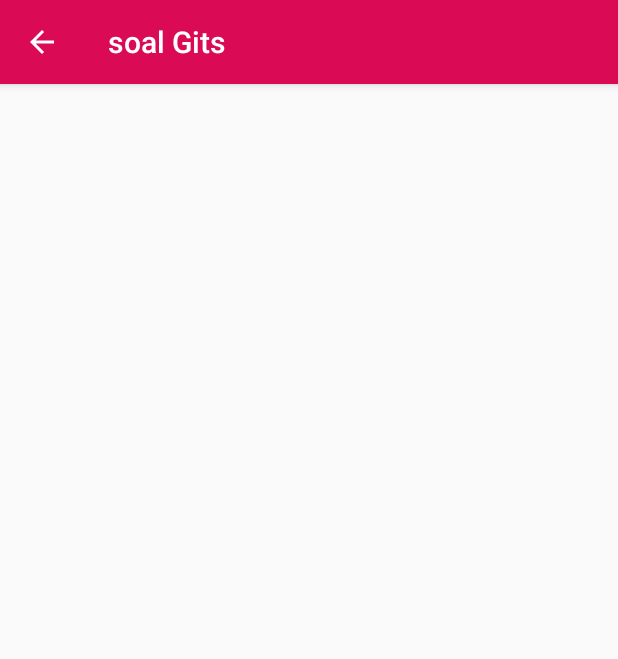
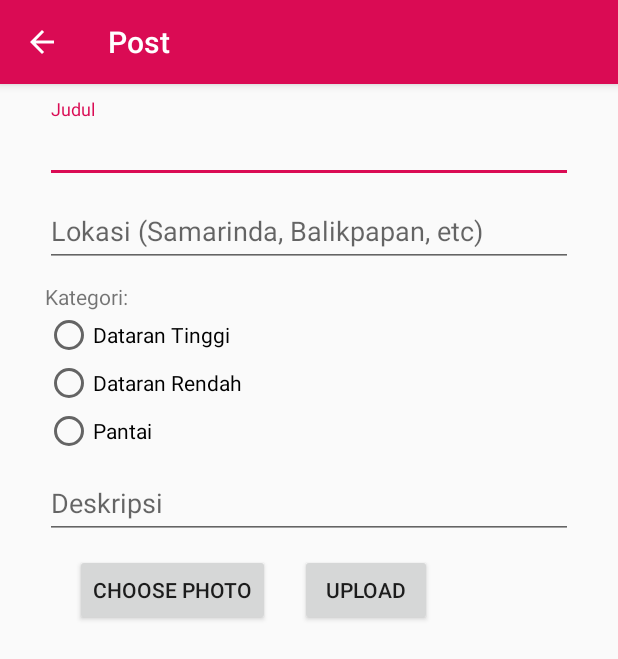
Before and after one commit to myoganugraha/forGITS, an Android app: the Posting screen opened directly, with no data from a screen before it, on a phone screen of 412 x 824 dp. Shown: the top 659 px of the screen. Run offline under Robolectric (Android 15) with nearby library versions, the phone set to English and light mode, and no system bars.

Commit message:
update class posting

```diff
--- a/app/src/main/AndroidManifest.xml
+++ b/app/src/main/AndroidManifest.xml
@@ -3,6 +3,8 @@
     package="itk.myoganugraha.soalgits">
 
     <uses-permission android:name="android.permission.INTERNET" />
+    <uses-permission android:name="android.permission.READ_EXTERNAL_STORAGE"/>
+    <uses-permission android:name="android.permission.WRITE_EXTERNAL_STORAGE"/>
 
     <application
         android:allowBackup="true"
@@ -30,7 +32,8 @@
 
         <activity
             android:name=".Posting"
-            android:parentActivityName=".MainActivity"/>
+            android:parentActivityName=".MainActivity"
+            android:label="Post"/>
     </application>
 
 </manifest>
--- a/app/src/main/java/itk/myoganugraha/soalgits/MainActivity.java
+++ b/app/src/main/java/itk/myoganugraha/soalgits/MainActivity.java
@@ -39,7 +39,6 @@ public class MainActivity extends AppCompatActivity {
             public void onClick(View view) {
                 Intent toPosting = new Intent(mContext,Posting.class);
                 startActivity(toPosting);
-                finish();
             }
         });
     }
--- a/app/src/main/java/itk/myoganugraha/soalgits/Posting.java
+++ b/app/src/main/java/itk/myoganugraha/soalgits/Posting.java
@@ -1,13 +1,108 @@
 package itk.myoganugraha.soalgits;
 
+import android.Manifest;
+import android.app.Activity;
+import android.content.Context;
+import android.content.Intent;
+import android.content.pm.PackageManager;
+import android.graphics.Bitmap;
+import android.net.Uri;
+import android.provider.MediaStore;
+import android.support.v4.app.ActivityCompat;
+import android.support.v4.content.ContextCompat;
 import android.support.v7.app.AppCompatActivity;
 import android.os.Bundle;
+import android.view.View;
+import android.widget.Button;
+import android.widget.ImageView;
+
+import java.io.IOException;
 
 public class Posting extends AppCompatActivity {
+
+
+    private static final int PICK_IMAGE = 1;
+    private static final int PERMISSION_REQUEST_STORAGE = 2;
+    private ImageView imgThumb;
+    private Button btnChoose;
+    private Button btnUpload;
+    Context mContext;
+    private Uri uri;
+    private Bitmap bitmap;
 
     @Override
     protected void onCreate(Bundle savedInstanceState) {
         super.onCreate(savedInstanceState);
         setContentView(R.layout.activity_posting);
+
+        mContext = this;
+        initComponents();
+    }
+
+    private void initComponents() {
+        imgThumb = (ImageView) findViewById(R.id.img_thumb);
+
+        btnChoose = (Button) findViewById(R.id.btn_choose_photo);
+        btnChoose.setOnClickListener(new View.OnClickListener() {
+            @Override
+            public void onClick(View view) {
+                choosePhoto();
+            }
+        });
+    }
+
+    private void choosePhoto() {
+        if (ContextCompat.checkSelfPermission(this, android.Manifest.permission.READ_EXTERNAL_STORAGE)
+                != PackageManager.PERMISSION_GRANTED
+                && ContextCompat.checkSelfPermission(this, android.Manifest.permission.WRITE_EXTERNAL_STORAGE)
+                != PackageManager.PERMISSION_GRANTED) {
+
+            ActivityCompat.requestPermissions(this,
+                    new String[]{android.Manifest.permission.READ_EXTERNAL_STORAGE, android.Manifest.permission.WRITE_EXTERNAL_STORAGE},
+                    PERMISSION_REQUEST_STORAGE);
+
+        }else{
+            openGallery();
+        }
+    }
+
+    public void openGallery() {
+        Intent intent = new Intent();
+        intent.setType("image/*");
+        intent.setAction(Intent.ACTION_GET_CONTENT);
+        startActivityForResult(Intent.createChooser(intent, "Select Image"), PICK_IMAGE);
+    }
+
+
+    @Override
+    protected void onActivityResult(int requestCode, int resultCode, Intent data) {
+        super.onActivityResult(requestCode, resultCode, data);
+
+        if (requestCode == PICK_IMAGE && resultCode == RESULT_OK && data != null && data.getData() != null) {
+            uri = data.getData();
+            try {
+                bitmap = MediaStore.Images.Media.getBitmap(getContentResolver(), uri);
+                imgThumb.setImageBitmap(bitmap);
+
+            } catch (IOException e) {
+                e.printStackTrace();
+            }
+        }
+    }
+
+    @Override
+    public void onRequestPermissionsResult(int requestCode,
+                                           String permissions[], int[] grantResults) {
+        switch (requestCode) {
+            case PERMISSION_REQUEST_STORAGE: {
+                // If request is cancelled, the result arrays are empty.
+                if (grantResults.length > 0
+                        && grantResults[0] == PackageManager.PERMISSION_GRANTED) {
+
+                    openGallery();
+                }
+                return;
+            }
+        }
     }
 }
--- a/app/src/main/res/layout/activity_posting.xml
+++ b/app/src/main/res/layout/activity_posting.xml
@@ -1,9 +1,137 @@
 <?xml version="1.0" encoding="utf-8"?>
-<android.support.constraint.ConstraintLayout xmlns:android="http://schemas.android.com/apk/res/android"
-    xmlns:app="http://schemas.android.com/apk/res-auto"
-    xmlns:tools="http://schemas.android.com/tools"
-    android:layout_width="match_parent"
-    android:layout_height="match_parent"
-    tools:context="itk.myoganugraha.soalgits.Posting">
+<ScrollView android:layout_width="fill_parent"
+    android:layout_height="wrap_content"
+    xmlns:android="http://schemas.android.com/apk/res/android">
 
-</android.support.constraint.ConstraintLayout>
+    <LinearLayout
+        android:layout_width="fill_parent"
+        android:layout_height="fill_parent"
+        android:gravity="center"
+        android:orientation="vertical"
+        android:padding="10dp"
+        android:id="@+id/linearLayoutPosting"
+        android:fitsSystemWindows="true">
+
+
+        <android.support.design.widget.TextInputLayout
+            android:id="@+id/judulWrapper"
+            android:layout_width="match_parent"
+            android:layout_height="wrap_content"
+            android:layout_marginLeft="20dp"
+            android:layout_marginRight="20dp">
+            <EditText
+                android:id="@+id/judul"
+                android:layout_width="match_parent"
+                android:layout_height="wrap_content"
+                android:inputType="text"
+                android:hint="Judul"/>
+        </android.support.design.widget.TextInputLayout>
+
+        <android.support.design.widget.TextInputLayout
+            android:id="@+id/locationWrapper"
+            android:layout_width="match_parent"
+            android:layout_height="wrap_content"
+            android:layout_marginLeft="20dp"
+            android:layout_marginRight="20dp">
+            <EditText
+                android:id="@+id/location"
+                android:layout_width="match_parent"
+                android:layout_height="wrap_content"
+                android:inputType="text"
+                android:hint="Lokasi (Samarinda, Balikpapan, etc)"/>
+        </android.support.design.widget.TextInputLayout>
+
+        <RadioGroup
+            android:layout_width="match_parent"
+            android:layout_height="wrap_content"
+            android:orientation="vertical"
+            android:layout_marginTop="10dp"
+            android:layout_marginLeft="20dp"
+            android:layout_marginRight="20dp"
+            android:id="@+id/radioGroupKategori">
+
+            <TextView
+                android:id="@+id/RGTitle"
+                android:layout_width="wrap_content"
+                android:layout_height="wrap_content"
+                android:text="Kategori: "
+                />
+
+            <RadioButton
+                android:id="@+id/datTinggiRB"
+                android:layout_width="wrap_content"
+                android:layout_height="wrap_content"
+                android:layout_weight="1"
+                android:text="Dataran Tinggi" />
+
+            <RadioButton
+                android:id="@+id/datRendahRB"
+                android:layout_width="wrap_content"
+                android:layout_height="wrap_content"
+                android:layout_weight="1"
+                android:text="Dataran Rendah" />
+
+            <RadioButton
+                android:id="@+id/pantaiRB"
+                android:layout_width="wrap_content"
+                android:layout_height="wrap_content"
+                android:layout_weight="1"
+                android:text="Pantai" />
+        </RadioGroup>
+
+        <android.support.design.widget.TextInputLayout
+            android:id="@+id/deskripsiWrapper"
+            android:layout_width="match_parent"
+            android:layout_height="wrap_content"
+            android:layout_marginLeft="20dp"
+            android:layout_marginRight="20dp">
+            <EditText
+                android:id="@+id/deskripsi"
+                android:layout_width="match_parent"
+                android:layout_height="wrap_content"
+                android:inputType="text"
+                android:hint="Deskripsi"/>
+        </android.support.design.widget.TextInputLayout>
+
+        <LinearLayout
+            android:orientation="horizontal"
+            android:layout_width="fill_parent"
+            android:layout_height="wrap_content"
+            android:layout_marginLeft="20dp"
+            android:layout_marginRight="20dp"
+            android:layout_marginTop="10dp"
+            android:weightSum="5">
+
+            <Button
+                android:id="@+id/btn_choose_photo"
+                android:layout_width="wrap_content"
+                android:layout_height="wrap_content"
+                android:layout_gravity="left"
+                android:layout_marginStart="20dp"
+                android:text="Choose Photo" />
+
+            <Button
+                android:id="@+id/btn_upload"
+                android:layout_width="wrap_content"
+                android:layout_height="wrap_content"
+                android:layout_gravity="right"
+                android:layout_marginEnd="20dp"
+                android:layout_marginStart="20dp"
+                android:text="Upload" />
+        </LinearLayout>
+
+
+
+        <ImageView
+            android:id="@+id/img_thumb"
+            android:layout_width="match_parent"
+            android:layout_height="match_parent"
+            android:scaleType="matrix"
+            android:layout_marginStart="20dp"
+            android:layout_marginEnd="20dp"/>
+
+
+
+
+    </LinearLayout>
+</ScrollView>
```
Also changed, not shown: app/src/main/java/itk/myoganugraha/soalgits/Register.java (+11 -1 lines), app/src/main/java/itk/myoganugraha/soalgits/apihelper/BaseApiService.java (+9 -0 lines), app/src/main/res/layout/activity_register.xml (+13 -0 lines).
